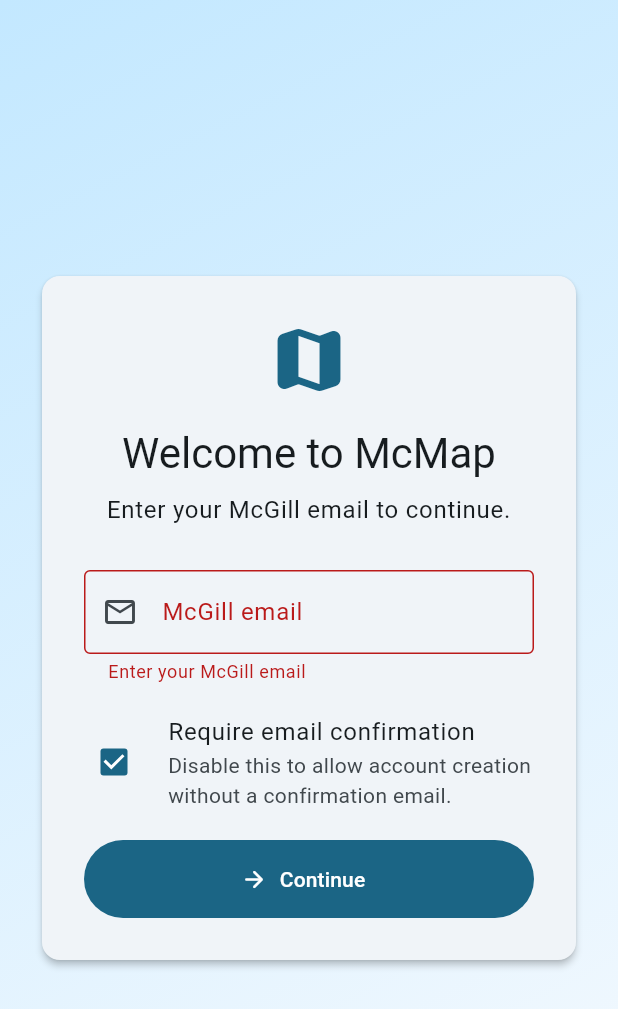
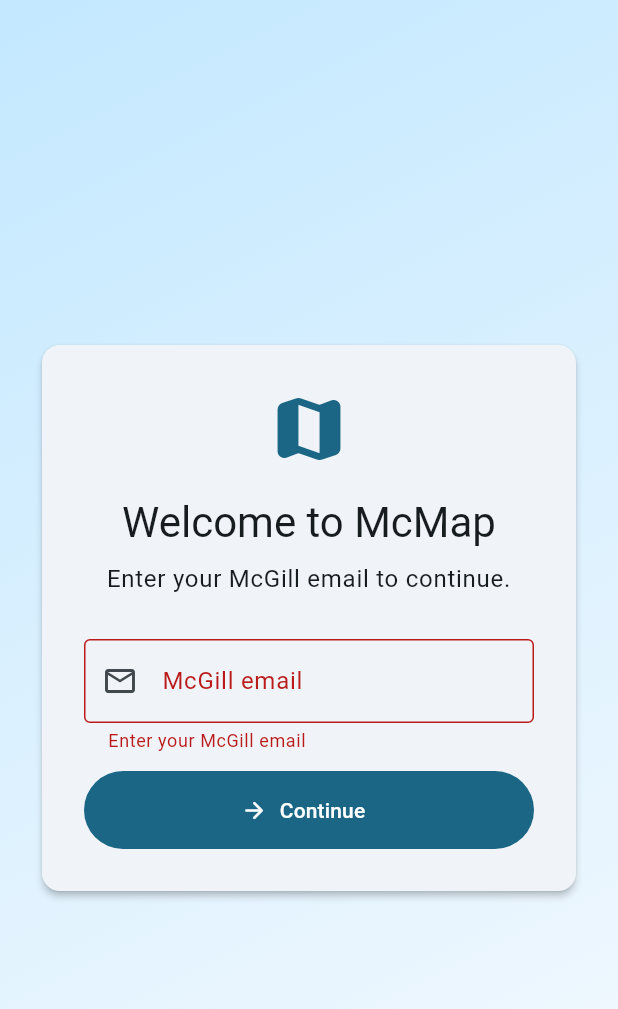
Before and after one commit to daygelo/mcmap, a Flutter app: the LoginPage screen opened directly, after a tap on "Continue", on a phone screen of 412 x 824 dp. Shown: the top 1009 px of the screen. Run offline on Flutter 3.47's test engine with Material 3 defaults, Android fonts, the phone set to English and light mode, and no system bars; our stand-ins replace material_ui, supabase_flutter; accounts and stored records are empty.

Commit message:
removed email checkbox

```diff
--- a/lib/main.dart
+++ b/lib/main.dart
@@ -60,13 +60,9 @@ class McMapApp extends StatelessWidget {
         }
 
         if (settings.name == '/onboarding') {
-          final arguments = settings.arguments;
-          final email = arguments is Map<String, Object?>
-              ? arguments['email'] as String?
+          final email = settings.arguments is String
+              ? settings.arguments as String
               : null;
-          final requireEmailConfirmation = arguments is Map<String, Object?>
-              ? arguments['requireEmailConfirmation'] == true
-              : true;
           if (email == null || email.isEmpty) {
             return MaterialPageRoute<void>(
               builder: (_) => const LoginPage(),
@@ -74,10 +70,7 @@ class McMapApp extends StatelessWidget {
             );
           }
           return MaterialPageRoute<void>(
-            builder: (_) => OnboardingPage(
-              email: email,
-              requireEmailConfirmation: requireEmailConfirmation,
-            ),
+            builder: (_) => OnboardingPage(email: email),
             settings: settings,
           );
         }
--- a/lib/pages/login_page.dart
+++ b/lib/pages/login_page.dart
@@ -32,7 +32,6 @@ class _LoginPageState extends State<LoginPage> {
   final _emailController = TextEditingController();
   final _formKey = GlobalKey<FormState>();
   bool _isLoading = false;
-  bool _requireEmailConfirmation = true;
 
   @override
   void dispose() {
@@ -57,13 +56,7 @@ class _LoginPageState extends State<LoginPage> {
       if (exists == true) {
         Navigator.of(context).pushNamed('/welcome-back', arguments: email);
       } else {
-        Navigator.of(context).pushNamed(
-          '/onboarding',
-          arguments: {
-            'email': email,
-            'requireEmailConfirmation': _requireEmailConfirmation,
-          },
-        );
+        Navigator.of(context).pushNamed('/onboarding', arguments: email);
       }
     } on PostgrestException catch (error) {
       if (mounted) {
@@ -155,22 +148,6 @@ class _LoginPageState extends State<LoginPage> {
                             },
                           ),
                           const SizedBox(height: 12),
-                          CheckboxListTile(
-                            key: const Key('email-confirmation-checkbox'),
-                            contentPadding: EdgeInsets.zero,
-                            controlAffinity: ListTileControlAffinity.leading,
-                            value: _requireEmailConfirmation,
-                            onChanged: (value) {
-                              setState(() {
-                                _requireEmailConfirmation = value ?? true;
-                              });
-                            },
-                            title: const Text('Require email confirmation'),
-                            subtitle: const Text(
-                              'Disable this to allow account creation without a confirmation email.',
-                            ),
-                          ),
-                          const SizedBox(height: 12),
                           FilledButton.icon(
                             onPressed: _isLoading ? null : _submit,
                             icon: _isLoading
--- a/lib/pages/onboarding_page.dart
+++ b/lib/pages/onboarding_page.dart
@@ -7,11 +7,9 @@ class OnboardingPage extends StatefulWidget {
   const OnboardingPage({
     super.key,
     required this.email,
-    this.requireEmailConfirmation = true,
   });
 
   final String email;
-  final bool requireEmailConfirmation;
 
   @override
   State<OnboardingPage> createState() => _OnboardingPageState();
@@ -55,20 +53,13 @@ class _OnboardingPageState extends State<OnboardingPage> {
         data: {'full_name': _nameController.text.trim()},
       );
 
-      if (widget.requireEmailConfirmation && response.session == null) {
+      if (response.session == null) {
         if (mounted) {
           setState(() {
             _error = 'Account created. Check your McGill email to confirm it.';
           });
         }
         return;
-      }
-
-      if (response.session == null) {
-        await Supabase.instance.client.auth.signInWithPassword(
-          email: widget.email,
-          password: _passwordController.text,
-        );
       }
 
       if (mounted) {
```
Also changed, not shown: 2 other files.
